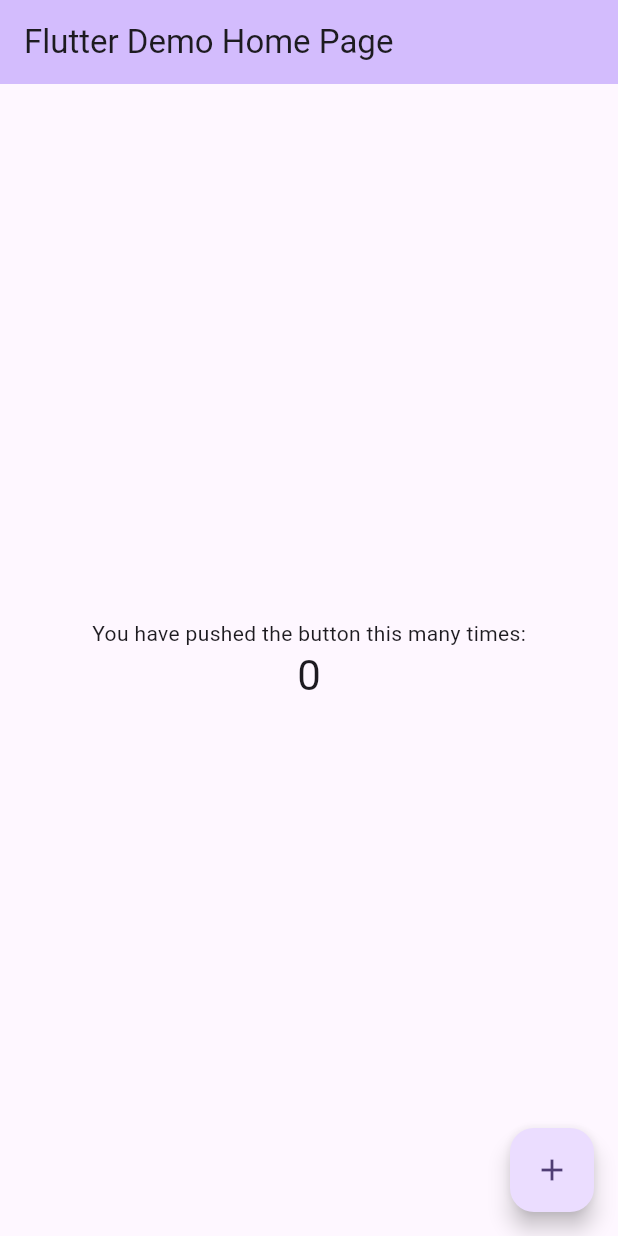
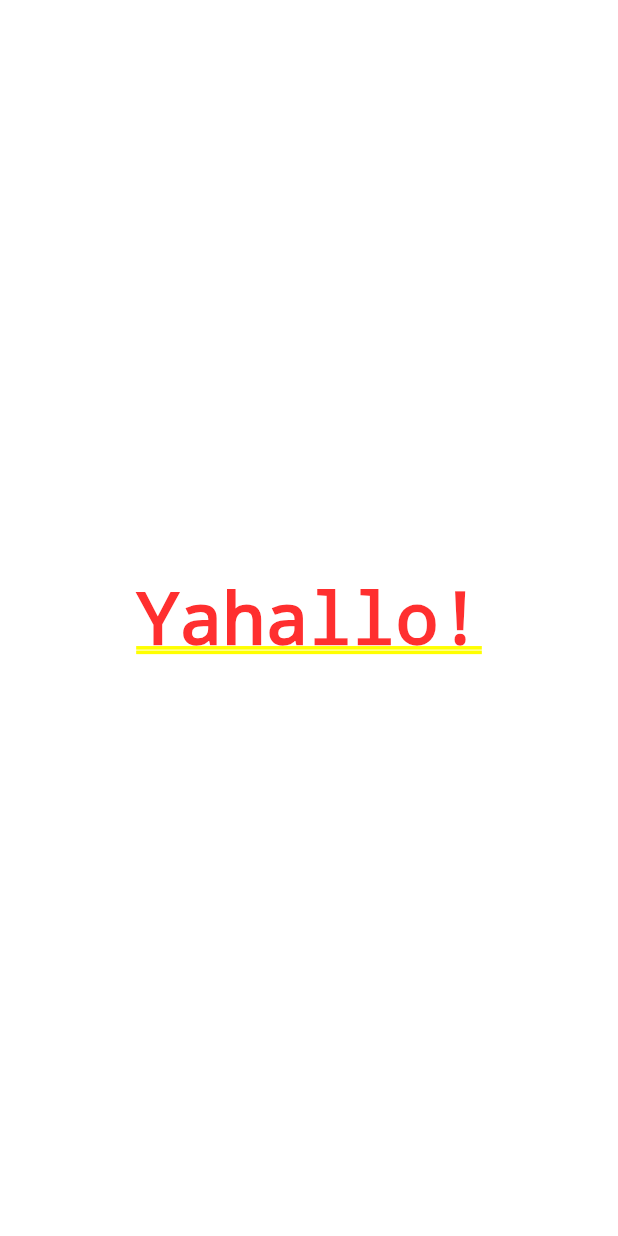
Before and after one commit to Bela-Jash/i_am_rich, a Flutter app: the screen it shows after launch, on a phone screen of 412 x 824 dp. Run offline on Flutter 3.47's test engine with Material 3 defaults, Android fonts, the phone set to English and light mode, and no system bars.

Commit message:
Add a text and center it on the screen.

```diff
--- a/lib/main.dart
+++ b/lib/main.dart
@@ -1,125 +1,11 @@
 import 'package:flutter/material.dart';
 
 void main() {
-  runApp(const MyApp());
+  runApp(
+    MaterialApp(
+      home: Center(
+        child: Text('Yahallo!'),
+      ),
+    ),
+  );
 }
-
-class MyApp extends StatelessWidget {
-  const MyApp({super.key});
-
-  // This widget is the root of your application.
-  @override
-  Widget build(BuildContext context) {
-    return MaterialApp(
-      title: 'Flutter Demo',
-      theme: ThemeData(
-        // This is the theme of your application.
-        //
-        // TRY THIS: Try running your application with "flutter run". You'll see
-        // the application has a purple toolbar. Then, without quitting the app,
-        // try changing the seedColor in the colorScheme below to Colors.green
-        // and then invoke "hot reload" (save your changes or press the "hot
-        // reload" button in a Flutter-supported IDE, or press "r" if you used
-        // the command line to start the app).
-        //
-        // Notice that the counter didn't reset back to zero; the application
-        // state is not lost during the reload. To reset the state, use hot
-        // restart instead.
-        //
-        // This works for code too, not just values: Most code changes can be
-        // tested with just a hot reload.
-        colorScheme: ColorScheme.fromSeed(seedColor: Colors.deepPurple),
-        useMaterial3: true,
-      ),
-      home: const MyHomePage(title: 'Flutter Demo Home Page'),
-    );
-  }
-}
-
-class MyHomePage extends StatefulWidget {
-  const MyHomePage({super.key, required this.title});
-
-  // This widget is the home page of your application. It is stateful, meaning
-  // that it has a State object (defined below) that contains fields that affect
-  // how it looks.
-
-  // This class is the configuration for the state. It holds the values (in this
-  // case the title) provided by the parent (in this case the App widget) and
-  // used by the build method of the State. Fields in a Widget subclass are
-  // always marked "final".
-
-  final String title;
-
-  @override
-  State<MyHomePage> createState() => _MyHomePageState();
-}
-
-class _MyHomePageState extends State<MyHomePage> {
-  int _counter = 0;
-
-  void _incrementCounter() {
-    setState(() {
-      // This call to setState tells the Flutter framework that something has
-      // changed in this State, which causes it to rerun the build method below
-      // so that the display can reflect the updated values. If we changed
-      // _counter without calling setState(), then the build method would not be
-      // called again, and so nothing would appear to happen.
-      _counter++;
-    });
-  }
-
-  @override
-  Widget build(BuildContext context) {
-    // This method is rerun every time setState is called, for instance as done
-    // by the _incrementCounter method above.
-    //
-    // The Flutter framework has been optimized to make rerunning build methods
-    // fast, so that you can just rebuild anything that needs updating rather
-    // than having to individually change instances of widgets.
-    return Scaffold(
-      appBar: AppBar(
-        // TRY THIS: Try changing the color here to a specific color (to
-        // Colors.amber, perhaps?) and trigger a hot reload to see the AppBar
-        // change color while the other colors stay the same.
-        backgroundColor: Theme.of(context).colorScheme.inversePrimary,
-        // Here we take the value from the MyHomePage object that was created by
-        // the App.build method, and use it to set our appbar title.
-        title: Text(widget.title),
-      ),
-      body: Center(
-        // Center is a layout widget. It takes a single child and positions it
-        // in the middle of the parent.
-        child: Column(
-          // Column is also a layout widget. It takes a list of children and
-          // arranges them vertically. By default, it sizes itself to fit its
-          // children horizontally, and tries to be as tall as its parent.
-          //
-          // Column has various properties to control how it sizes itself and
-          // how it positions its children. Here we use mainAxisAlignment to
-          // center the children vertically; the main axis here is the vertical
-          // axis because Columns are vertical (the cross axis would be
-          // horizontal).
-          //
-          // TRY THIS: Invoke "debug painting" (choose the "Toggle Debug Paint"
-          // action in the IDE, or press "p" in the console), to see the
-          // wireframe for each widget.
-          mainAxisAlignment: MainAxisAlignment.center,
-          children: <Widget>[
-            const Text(
-              'You have pushed the button this many times:',
-            ),
-            Text(
-              '$_counter',
-              style: Theme.of(context).textTheme.headlineMedium,
-            ),
-          ],
-        ),
-      ),
-      floatingActionButton: FloatingActionButton(
-        onPressed: _incrementCounter,
-        tooltip: 'Increment',
-        child: const Icon(Icons.add),
-      ), // This trailing comma makes auto-formatting nicer for build methods.
-    );
-  }
-}
```
